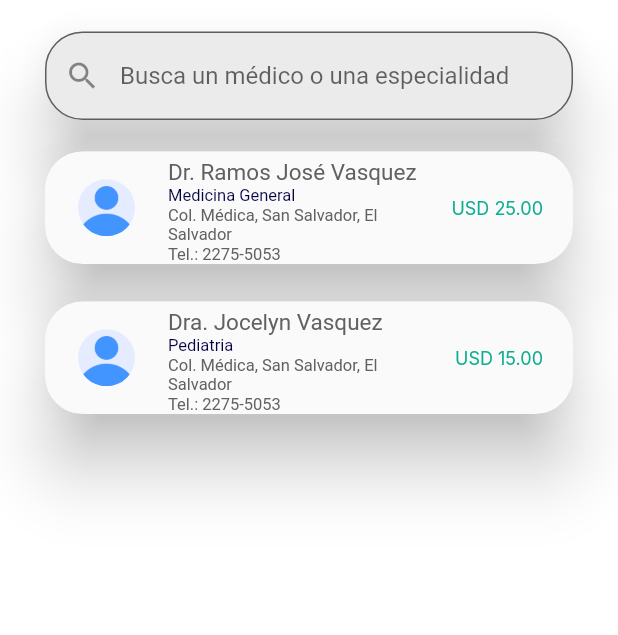
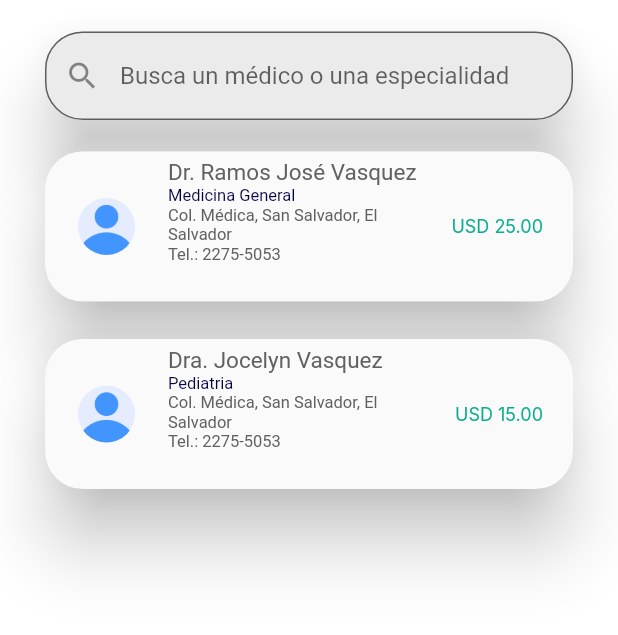
Before and after one commit to JulioOrtizUTEC/TuMundoMedico-Flutter, a Flutter app: the Medicos screen opened directly, on a phone screen of 412 x 824 dp, the part 120-755 px from its top. Run offline on Flutter 3.47's test engine with Material 2 defaults, Android fonts, the phone set to English and light mode, and no system bars; Roboto replaces fonts that are missing (Inter).

Commit message:
subiendo cambios

```diff
--- a/lib/src/medicos.dart
+++ b/lib/src/medicos.dart
@@ -74,7 +74,7 @@ class _Medicos extends State<Medicos> {
             children: [
               // Shadow for the Card
               Container(
-                height: 75, //Alto de la Card
+                height: 100, //Alto de la Card
                 decoration: BoxDecoration(
                    color: Color(0xFFEBEBEB),
                    borderRadius: BorderRadius.circular(25.0),
@@ -178,7 +178,7 @@ class _Medicos extends State<Medicos> {
             children: [
               // Shadow for the Card
               Container(
-                height: 75, //Alto de la Card
+                height: 100, //Alto de la Card
                 decoration: BoxDecoration(
                    color: Color(0xFFEBEBEB),
                    borderRadius: BorderRadius.circular(25.0),
@@ -273,7 +273,7 @@ class _Medicos extends State<Medicos> {
                 ),
               ),
               // Space
-              SizedBox(height: 21),
+              SizedBox(height: 16),
             ],
           ),
 
--- a/lib/src/menu.dart
+++ b/lib/src/menu.dart
@@ -47,7 +47,7 @@ class _MenuState extends State<Menu> {
               alignment: Alignment.centerLeft,
               child:IconButton(
               icon: const Icon(Icons.menu, color: Colors.black, size: 50),
-              padding: const EdgeInsets.fromLTRB(0, 10, 380, 0),
+              padding: const EdgeInsets.fromLTRB(0, 10, 350, 0),
               onPressed: () => Scaffold.of(context).openDrawer(),
             ),
             ),
```
